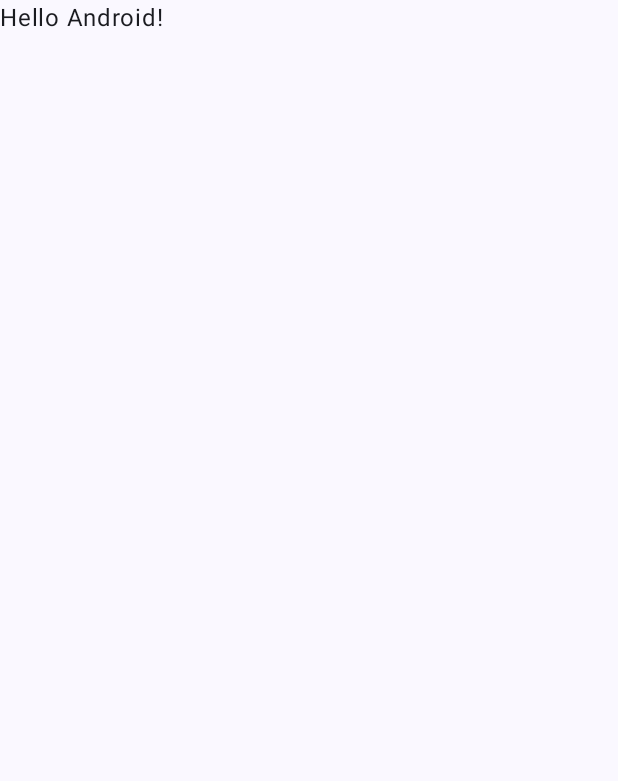
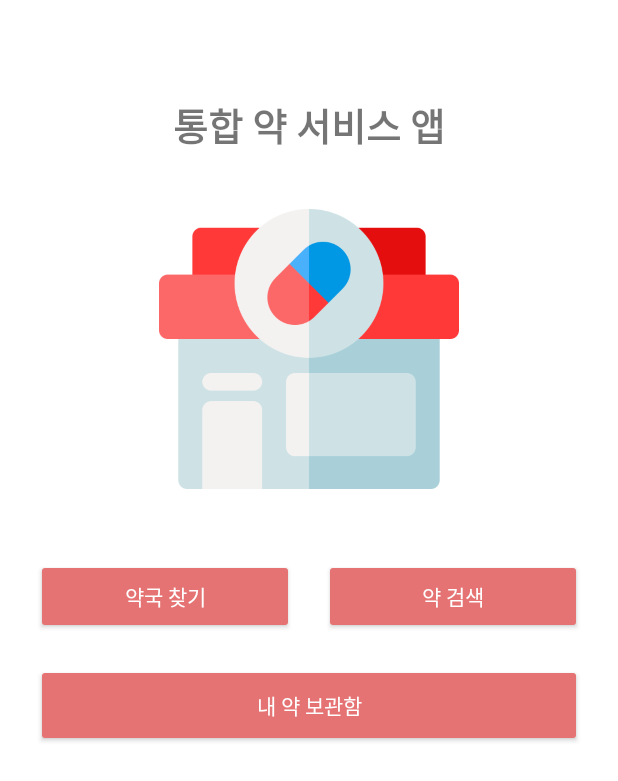
Before and after one commit to wldnfl/Pharmacy-Map, an Android app built with Jetpack Compose: the screen it shows after launch (MainActivity), on a phone screen of 412 x 824 dp. Before the commit the part shown is almost empty. Shown: the top 781 px of the screen. Run offline under Robolectric (Android 15) with nearby library versions, the phone set to English and light mode, and no system bars.

Commit message:
[feat] 메인 화면 생성

```diff
--- a/app/src/main/java/com/example/pharmacymap/MainActivity.kt
+++ b/app/src/main/java/com/example/pharmacymap/MainActivity.kt
@@ -2,46 +2,10 @@ package com.example.pharmacymap
 
 import android.os.Bundle
 import androidx.activity.ComponentActivity
-import androidx.activity.compose.setContent
-import androidx.activity.enableEdgeToEdge
-import androidx.compose.foundation.layout.fillMaxSize
-import androidx.compose.foundation.layout.padding
-import androidx.compose.material3.Scaffold
-import androidx.compose.material3.Text
-import androidx.compose.runtime.Composable
-import androidx.compose.ui.Modifier
-import androidx.compose.ui.tooling.preview.Preview
-import com.example.pharmacymap.ui.theme.PharmacyMapTheme
 
 class MainActivity : ComponentActivity() {
     override fun onCreate(savedInstanceState: Bundle?) {
         super.onCreate(savedInstanceState)
-        enableEdgeToEdge()
-        setContent {
-            PharmacyMapTheme {
-                Scaffold(modifier = Modifier.fillMaxSize()) { innerPadding ->
-                    Greeting(
-                        name = "Android",
-                        modifier = Modifier.padding(innerPadding)
-                    )
-                }
-            }
-        }
+        setContentView(R.layout.activity_main)
     }
 }
-
-@Composable
-fun Greeting(name: String, modifier: Modifier = Modifier) {
-    Text(
-        text = "Hello $name!",
-        modifier = modifier
-    )
-}
-
-@Preview(showBackground = true)
-@Composable
-fun GreetingPreview() {
-    PharmacyMapTheme {
-        Greeting("Android")
-    }
-}
--- /dev/null
+++ b/app/src/main/res/layout/activity_main.xml
@@ -0,0 +1,68 @@
+<?xml version="1.0" encoding="utf-8"?>
+<LinearLayout xmlns:android="http://schemas.android.com/apk/res/android"
+    android:layout_width="match_parent"
+    android:layout_height="match_parent"
+    android:background="@android:color/white"
+    android:gravity="center_horizontal"
+    android:orientation="vertical"
+    android:padding="24dp">
+
+    <!-- 제목 -->
+    <TextView
+        android:id="@+id/tvTitle"
+        android:layout_width="wrap_content"
+        android:layout_height="wrap_content"
+        android:layout_marginTop="40dp"
+        android:layout_marginBottom="30dp"
+        android:text="통합 약 서비스 앱"
+        android:textSize="25sp"
+        android:textStyle="bold" />
+
+    <!-- 약국 이미지 -->
+    <ImageView
+        android:id="@+id/imgPharmacy"
+        android:layout_width="200dp"
+        android:layout_height="200dp"
+        android:layout_marginBottom="40dp"
+        android:contentDescription="약국 이미지"
+        android:src="@drawable/ic_pharmacy" />
+
+    <!-- 버튼 2개 (가로) -->
+    <LinearLayout
+        android:layout_width="match_parent"
+        android:layout_height="wrap_content"
+        android:layout_marginBottom="20dp"
+        android:gravity="center"
+        android:orientation="horizontal">
+
+        <Button
+            android:id="@+id/btnFindPharmacy"
+            android:layout_width="0dp"
+            android:layout_height="50dp"
+            android:layout_marginEnd="10dp"
+            android:layout_weight="1"
+            android:backgroundTint="#E57373"
+            android:text="약국 찾기"
+            android:textColor="@android:color/white" />
+
+        <Button
+            android:id="@+id/btnSearchMedicine"
+            android:layout_width="0dp"
+            android:layout_height="50dp"
+            android:layout_marginStart="10dp"
+            android:layout_weight="1"
+            android:backgroundTint="#E57373"
+            android:text="약 검색"
+            android:textColor="@android:color/white" />
+    </LinearLayout>
+
+    <!-- 내 약 보관함 버튼 -->
+    <Button
+        android:id="@+id/btnMyMedicine"
+        android:layout_width="match_parent"
+        android:layout_height="55dp"
+        android:backgroundTint="#E57373"
+        android:text="내 약 보관함"
+        android:textColor="@android:color/white" />
+
+</LinearLayout>
```
Also changed, not shown: app/src/main/res/drawable/ic_pharmacy.png (added).
